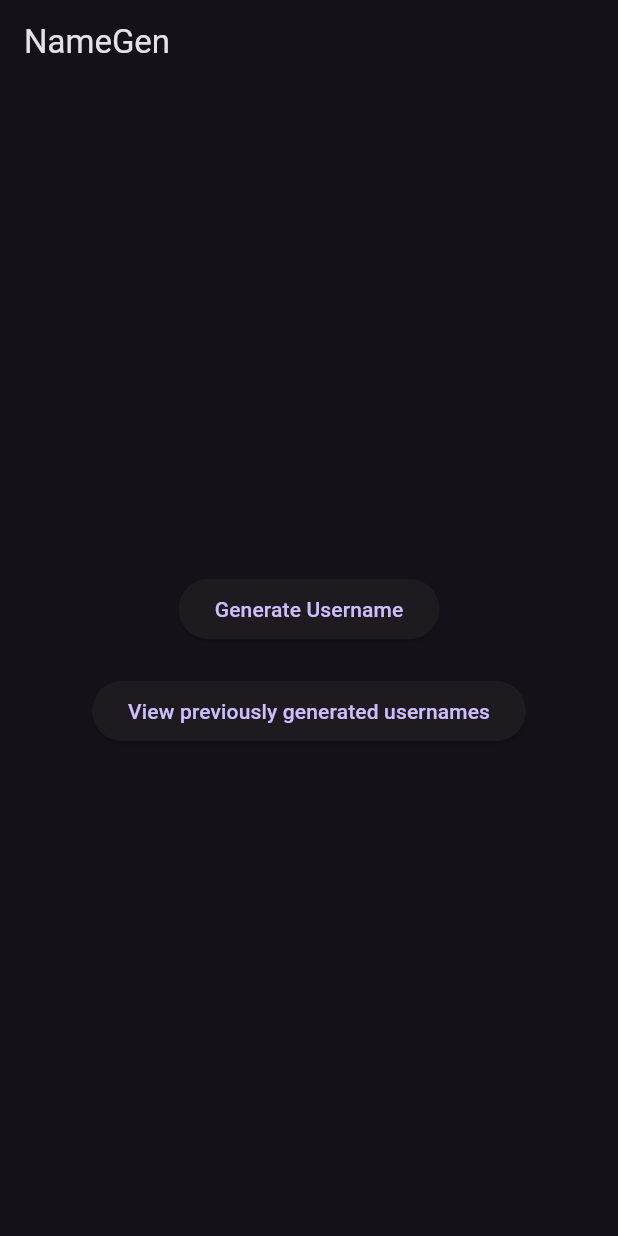
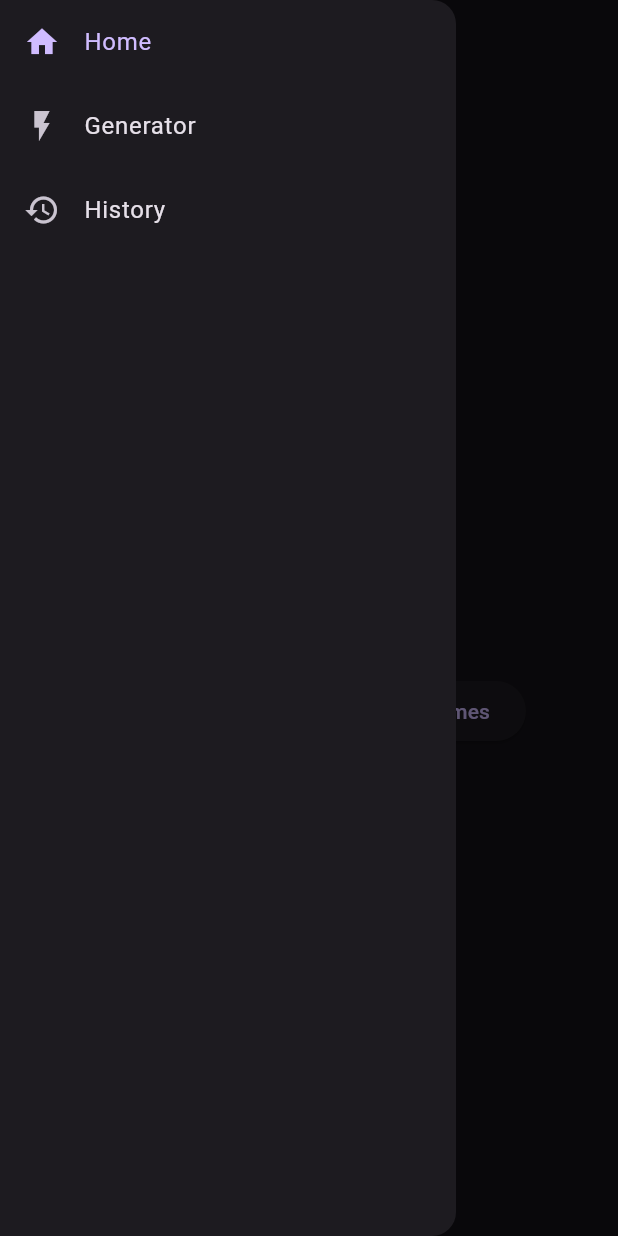
Before and after one commit to nkahkone/usernamegenerator, a Flutter app: the screen it shows after launch, with the side drawer open (before the commit the screen has no drawer), on a phone screen of 412 x 824 dp. Run offline on Flutter 3.47's test engine with Material 3 defaults, Android fonts, the phone set to English and light mode, and no system bars.

Commit message:
made the drawer into a universal widget

```diff
--- a/name_gen/lib/generator_page.dart
+++ b/name_gen/lib/generator_page.dart
@@ -1,5 +1,6 @@
 import 'package:flutter/material.dart';
 import 'services/username_generator.dart';
+import 'widgets/app_drawer.dart';
 
 class GeneratorPage extends StatefulWidget {
   final List<String> history;
@@ -27,6 +28,7 @@ class _GeneratorPageState extends State<GeneratorPage> {
       appBar: AppBar(
         title: const Text("Generator"),
       ),
+      drawer: AppDrawer(history: widget.history, currentPage: 'generator'),
       body: Center(
         child: Column(
           mainAxisAlignment: MainAxisAlignment.center,
--- a/name_gen/lib/home_page.dart
+++ b/name_gen/lib/home_page.dart
@@ -1,6 +1,7 @@
 import 'package:flutter/material.dart';
 import 'generator_page.dart';
 import 'history_page.dart';
+import 'widgets/app_drawer.dart';
 
 class HomePage extends StatelessWidget {
   final List<String> history;
@@ -11,6 +12,7 @@ class HomePage extends StatelessWidget {
   Widget build(BuildContext context) {
     return Scaffold(
       appBar: AppBar(title: const Text("NameGen")),
+      drawer: AppDrawer(history: history, currentPage: 'home'),
       body: Center(
         child: Column(
           mainAxisAlignment: MainAxisAlignment.center,
--- a/name_gen/lib/main.dart
+++ b/name_gen/lib/main.dart
@@ -5,7 +5,6 @@ void main() {
   runApp(const NameGenApp());
 }
 
-// Yhteinen historia kaikille sivuille
 List<String> history = [];
 
 class NameGenApp extends StatelessWidget {
--- /dev/null
+++ b/name_gen/lib/widgets/app_drawer.dart
@@ -0,0 +1,67 @@
+import 'package:flutter/material.dart';
+import '../generator_page.dart';
+import '../history_page.dart';
+
+class AppDrawer extends StatelessWidget {
+  final List<String> history;
+  final String currentPage;
+
+  const AppDrawer({super.key, required this.history, required this.currentPage});
+
+  @override
+  Widget build(BuildContext context) {
+    return Drawer(
+      child: ListView(
+        children: [
+          // Home
+          ListTile(
+            leading: const Icon(Icons.home),
+            title: const Text("Home"),
+            selected: currentPage == 'home',
+            onTap: () {
+              Navigator.pop(context);
+              if (currentPage != 'home') {
+                Navigator.popUntil(context, (route) => route.isFirst);
+              }
+            },
+          ),
+          // Generator
+          ListTile(
+            leading: const Icon(Icons.flash_on),
+            title: const Text("Generator"),
+            selected: currentPage == 'generator',
+            onTap: () {
+              Navigator.pop(context);
+              if (currentPage != 'generator') {
+                Navigator.push(
+                  context,
+                  MaterialPageRoute(
+                    builder: (_) => GeneratorPage(history: history),
+                  ),
+                );
+              }
+            },
+          ),
+
+          // History
+          ListTile(
+            leading: const Icon(Icons.history),
+            title: const Text("History"),
+            selected: currentPage == 'history',
+            onTap: () {
+              Navigator.pop(context);
+              if (currentPage != 'history') {
+                Navigator.push(
+                  context,
+                  MaterialPageRoute(
+                    builder: (_) => HistoryPage(history: history),
+                  ),
+                );
+              }
+            },
+          ),
+        ],
+      ),
+    );
+  }
+}
```
